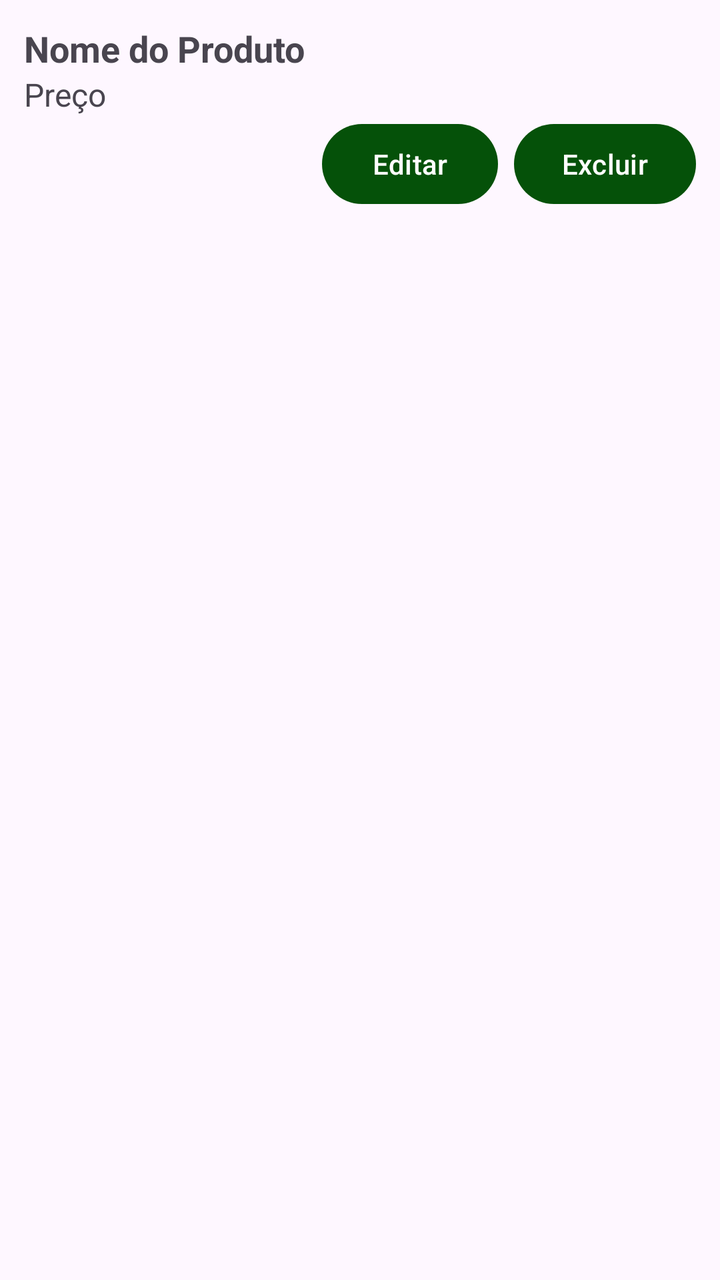
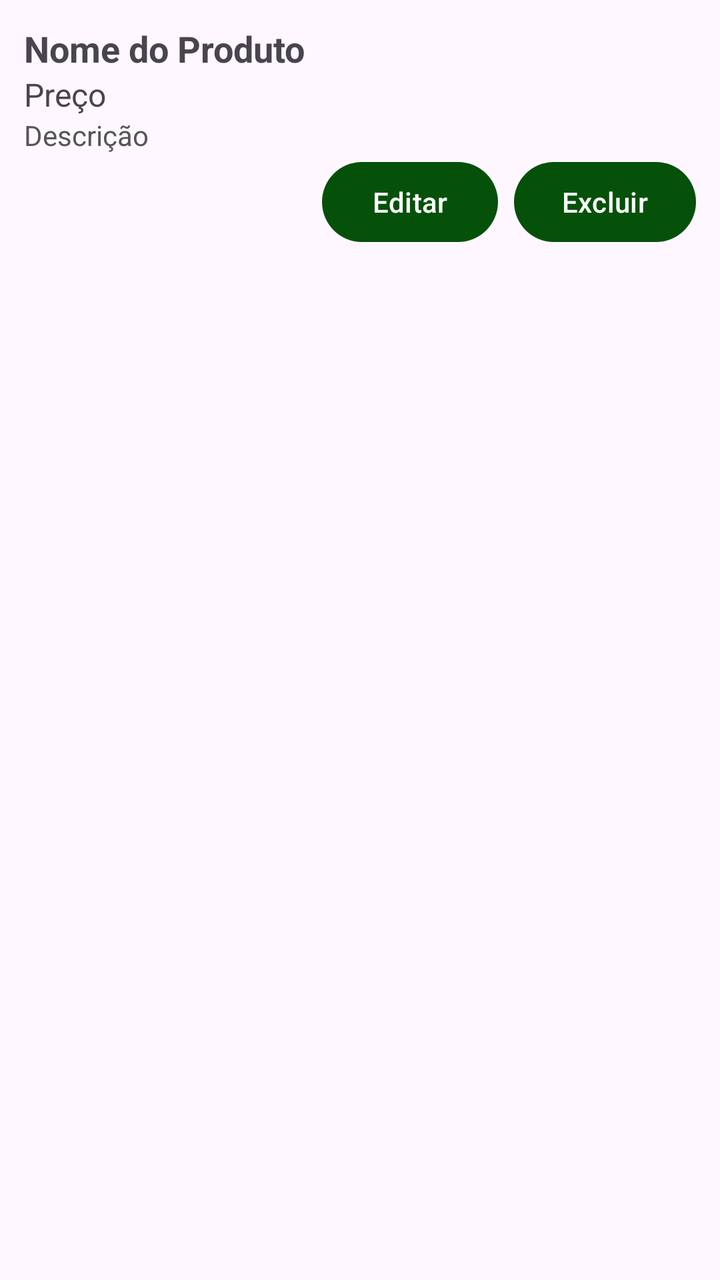

Compare the two renders of this Android layout. The source of the first and the diff that turns it into the second are given below.
<!-- AndroidManifest.xml: application theme Theme.IFoodClone -->
<!-- res/layout/item_produto.xml -->
<LinearLayout xmlns:android="http://schemas.android.com/apk/res/android"
    android:layout_width="match_parent"
    android:layout_height="wrap_content"
    android:orientation="vertical"
    android:padding="12dp">

    <TextView
        android:id="@+id/textNomeProduto"
        android:layout_width="wrap_content"
        android:layout_height="wrap_content"
        android:text="Nome do Produto"
        android:textSize="18sp"
        android:textStyle="bold" />

    <TextView
        android:id="@+id/textPrecoProduto"
        android:layout_width="wrap_content"
        android:layout_height="wrap_content"
        android:text="Preço"
        android:textSize="16sp" />



    <LinearLayout
        android:layout_width="match_parent"
        android:layout_height="wrap_content"
        android:orientation="horizontal"
        android:gravity="end">

        <Button
            android:id="@+id/btnEditar"
            android:layout_width="wrap_content"
            android:layout_height="wrap_content"
            android:text="Editar" />

        <Button
            android:id="@+id/btnExcluir"
            android:layout_width="wrap_content"
            android:layout_height="wrap_content"
            android:text="Excluir"
            android:layout_marginStart="8dp"/>
    </LinearLayout>
</LinearLayout>
<!-- resources referenced by this layout -->
<resources>
  <style name="Theme.IFoodClone" parent="Base.Theme.IFoodClone" />
  <style name="Base.Theme.IFoodClone" parent="Theme.Material3.DayNight.NoActionBar">
          
          
          <item name="android:statusBarColor">@color/colorOliveGreen</item>
          <item name="android:navigationBarColor">@color/colorCream</item>
          <item name="colorAccent">@color/colorAccent</item>
          <item name="colorPrimary">@color/colorPrimaryDark</item>
          <item name="colorPrimaryDark">@color/colorPrimaryDark</item>
      </style>
  <color name="colorOliveGreen">#264E33</color>
  <color name="colorCream">#E9DADA</color>
  <color name="colorAccent">#055109</color>
  <color name="colorPrimaryDark">#055109</color>
</resources>

<!-- the commit's change to res/layout/item_produto.xml (unified diff, before → after) -->
@@ -19,6 +19,13 @@
         android:text="Preço"
         android:textSize="16sp" />
 
+    <TextView
+        android:id="@+id/textDescProduto"
+        android:layout_width="wrap_content"
+        android:layout_height="wrap_content"
+        android:text="Descrição"
+        android:textSize="14sp"
+        android:textColor="#555555" />
 
 
     <LinearLayout
